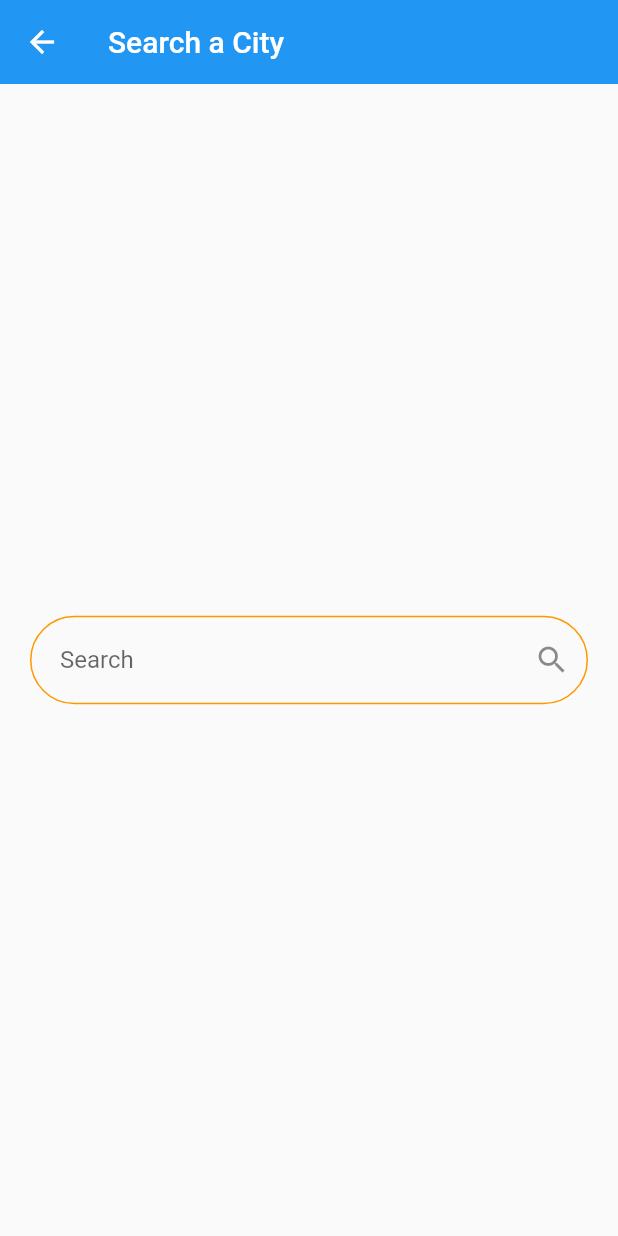
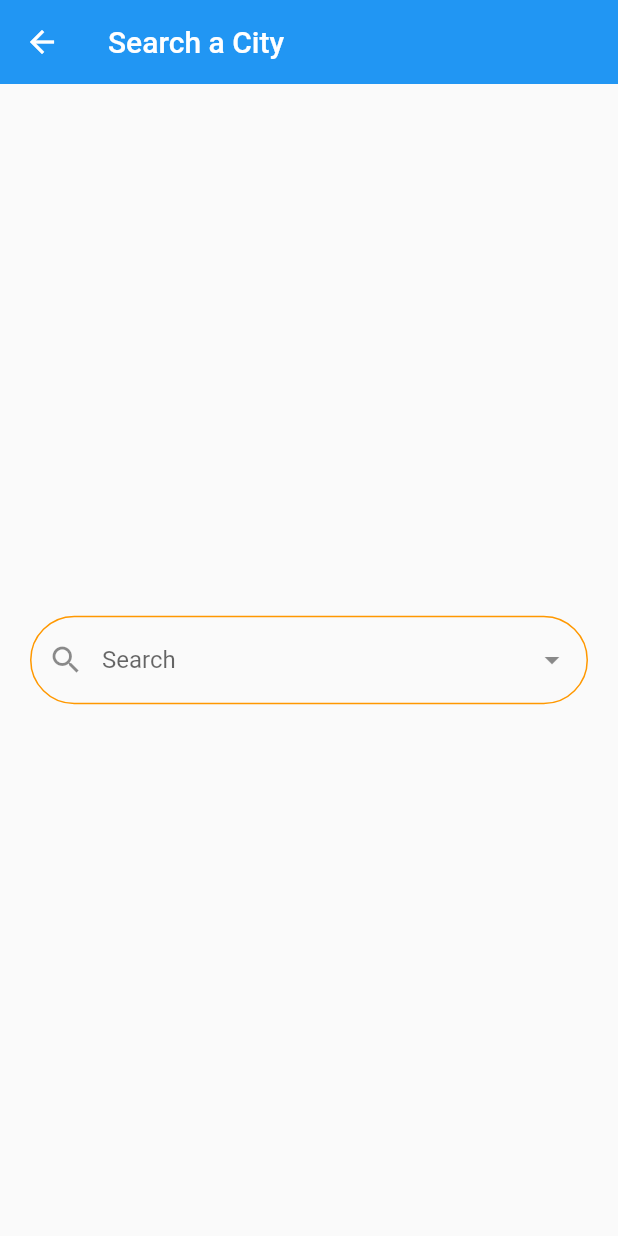
Before and after one commit to AbdalluhEssam/weather_app, a Flutter app: the screen it shows after launch, after a tap on the "search" icon, on a phone screen of 412 x 824 dp. Run offline on Flutter 3.47's test engine with Material 3 defaults, Android fonts, the phone set to English and light mode, and no system bars; drawn by our look-alikes of dropdown_search; our stand-ins replace dio, flutter_bloc.

Commit message:
add Search City

```diff
--- a/lib/cubit/get_weather_cubit/get_weather_cubit.dart
+++ b/lib/cubit/get_weather_cubit/get_weather_cubit.dart
@@ -10,15 +10,46 @@ import '../../services/weather_service.dart';
 class GetWeatherCubit extends Cubit<WeatherState> {
   GetWeatherCubit() : super(WeatherInitialState());
 
-   WeatherModel? weatherModel;
+  WeatherModel? weatherModel;
 
   getWeather({required String cityName}) async {
     try {
-      weatherModel =await WeatherService(Dio()).getCurrentWeather(cityName: cityName);
+      weatherModel =
+          await WeatherService(Dio()).getCurrentWeather(cityName: cityName);
       log(weatherModel!.weatherCondition.toString());
       emit(WeatherLoadedState(weatherModel!));
     } catch (e) {
       emit(WeatherFailureState(e.toString()));
     }
   }
+
+  List<String> city = [
+    "Cairo",
+    "Giza",
+    "Alexandria",
+    "Dakahlia",
+    "Red Sea",
+    "Beheira",
+    "Fayoum",
+    "Gharbiya",
+    "Ismailia",
+    "Menofia",
+    "Minya",
+    "Qaliubiya",
+    "New Valley",
+    "Suez",
+    "Aswan",
+    "Assiut",
+    "Beni Suef",
+    "Port Said",
+    "Damietta",
+    "Sharkia",
+    "South Sinai",
+    "Kafr Al sheikh",
+    "Matrouh",
+    "Luxor",
+    "Qena",
+    "North Sinai",
+    "Sohag",
+  ];
 }
--- a/lib/main.dart
+++ b/lib/main.dart
@@ -1,4 +1,5 @@
 import 'package:flutter/material.dart';
+import 'package:flutter/services.dart';
 import 'package:flutter_bloc/flutter_bloc.dart';
 import 'package:weather_app/cubit/get_weather_cubit/get_weather_cubit.dart';
 import 'package:weather_app/cubit/get_weather_cubit/get_weather_states.dart';
@@ -22,12 +23,17 @@ class WeatherApp extends StatelessWidget {
               debugShowCheckedModeBanner: false,
               home: const HomeView(),
               theme: ThemeData(
-                // backgroundColor: ,
                 useMaterial3: false,
-                appBarTheme: const AppBarTheme(elevation: 0),
+                appBarTheme: AppBarTheme(
+                    elevation: 0,
+                    systemOverlayStyle: SystemUiOverlayStyle(
+                        statusBarColor: getThemeColor(
+                      BlocProvider.of<GetWeatherCubit>(context)
+                          .weatherModel
+                          ?.weatherCondition,
+                    ))),
                 primarySwatch: getThemeColor(
-                  BlocProvider
-                      .of<GetWeatherCubit>(context)
+                  BlocProvider.of<GetWeatherCubit>(context)
                       .weatherModel
                       ?.weatherCondition,
                 ),
--- a/lib/views/search_view.dart
+++ b/lib/views/search_view.dart
@@ -1,3 +1,4 @@
+import 'package:dropdown_search/dropdown_search.dart';
 import 'package:flutter/material.dart';
 import 'package:flutter_bloc/flutter_bloc.dart';
 import 'package:weather_app/cubit/get_weather_cubit/get_weather_cubit.dart';
@@ -14,13 +15,49 @@ class SearchView extends StatelessWidget {
       body: Container(
         alignment: Alignment.center,
         margin: const EdgeInsets.all(20),
-        child: TextFormField(
-          onFieldSubmitted: (value) async {
-            BlocProvider.of<GetWeatherCubit>(context).getWeather(cityName: value);
-            Navigator.pop(context);
-            // log(weatherModel!.cityName.toString());
+        child: DropdownSearch<String>(
+          validator: (value) {
+            if (value?.isEmpty == true) {
+              return "Not Data";
+            }
+            return null;
           },
-          decoration: const InputDecoration(
+          // filterFn: (city, filter) =>BlocProvider.of<GetWeatherCubit>(context).city.forEach((element) { }),
+
+          popupProps: PopupProps.modalBottomSheet(
+            showSearchBox: true,
+            title: const Padding(
+              padding: EdgeInsets.all(8.0),
+              child: Text(
+                "Search in City",
+                style: TextStyle(fontSize: 20, color: Colors.orange),
+              ),
+            ),
+            searchFieldProps: const TextFieldProps(
+                decoration: InputDecoration(
+              prefixIcon: Icon(Icons.search),
+              labelText: "Search",
+              hintText: "Enter City Name",
+              hintStyle: TextStyle(fontWeight: FontWeight.bold),
+              contentPadding: EdgeInsets.all(20),
+              enabledBorder: OutlineInputBorder(
+                borderSide: BorderSide(color: Colors.orange),
+              ),
+              focusedBorder: OutlineInputBorder(
+                borderSide: BorderSide(color: Colors.orange),
+              ),
+              border: OutlineInputBorder(
+                borderSide: BorderSide(color: Colors.orange),
+              ),
+            )),
+            showSelectedItems: true,
+            disabledItemFn: (String s) => s.startsWith('I'),
+          ),
+
+          items: BlocProvider.of<GetWeatherCubit>(context).city,
+          dropdownDecoratorProps: const DropDownDecoratorProps(
+            dropdownSearchDecoration: InputDecoration(
+              prefixIcon: Icon(Icons.search),
               labelText: "Search",
               hintText: "Enter City Name",
               hintStyle: TextStyle(fontWeight: FontWeight.bold),
@@ -37,7 +74,14 @@ class SearchView extends StatelessWidget {
                 borderSide: BorderSide(color: Colors.orange),
                 borderRadius: BorderRadius.all(Radius.circular(50)),
               ),
-              suffixIcon: Icon(Icons.search)),
+            ),
+          ),
+
+          onChanged: (value) {
+            BlocProvider.of<GetWeatherCubit>(context)
+                .getWeather(cityName: value!);
+            Navigator.pop(context);
+          },
         ),
       ),
     );
--- a/pubspec.yaml
+++ b/pubspec.yaml
@@ -37,6 +37,7 @@ dependencies:
   # Use with the CupertinoIcons class for iOS style icons.
   cupertino_icons: ^1.0.6
   bloc: ^8.1.4
+  dropdown_search: ^5.0.6
 
 dev_dependencies:
   flutter_test:
```
Also changed, not shown: pubspec.lock.
